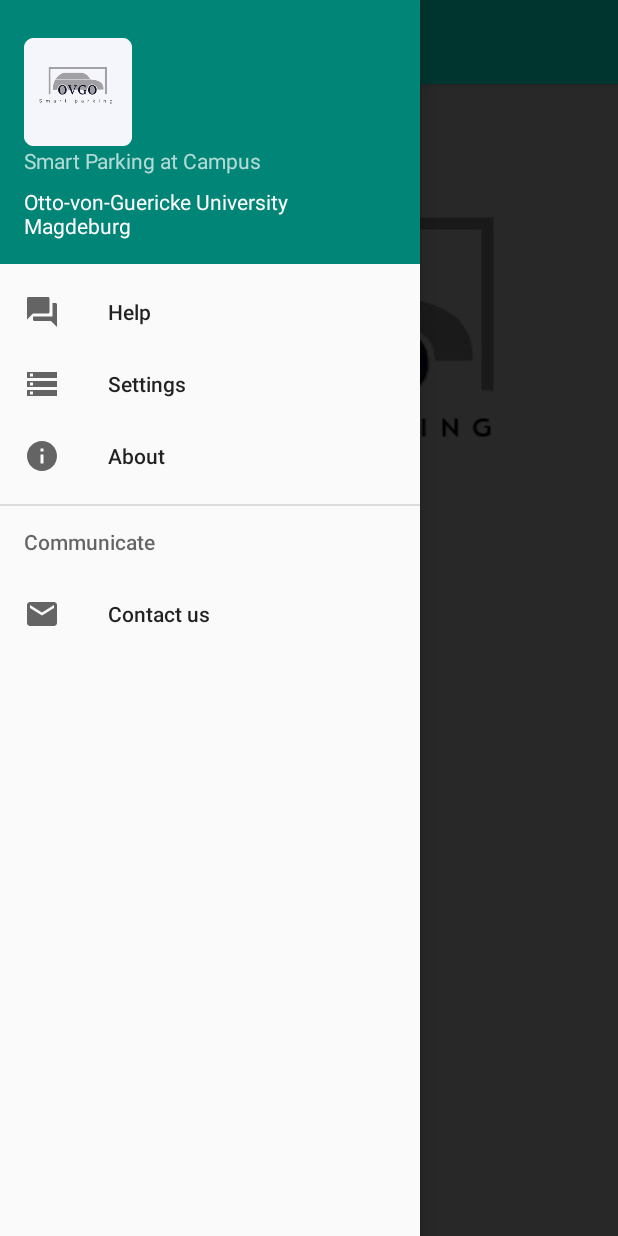
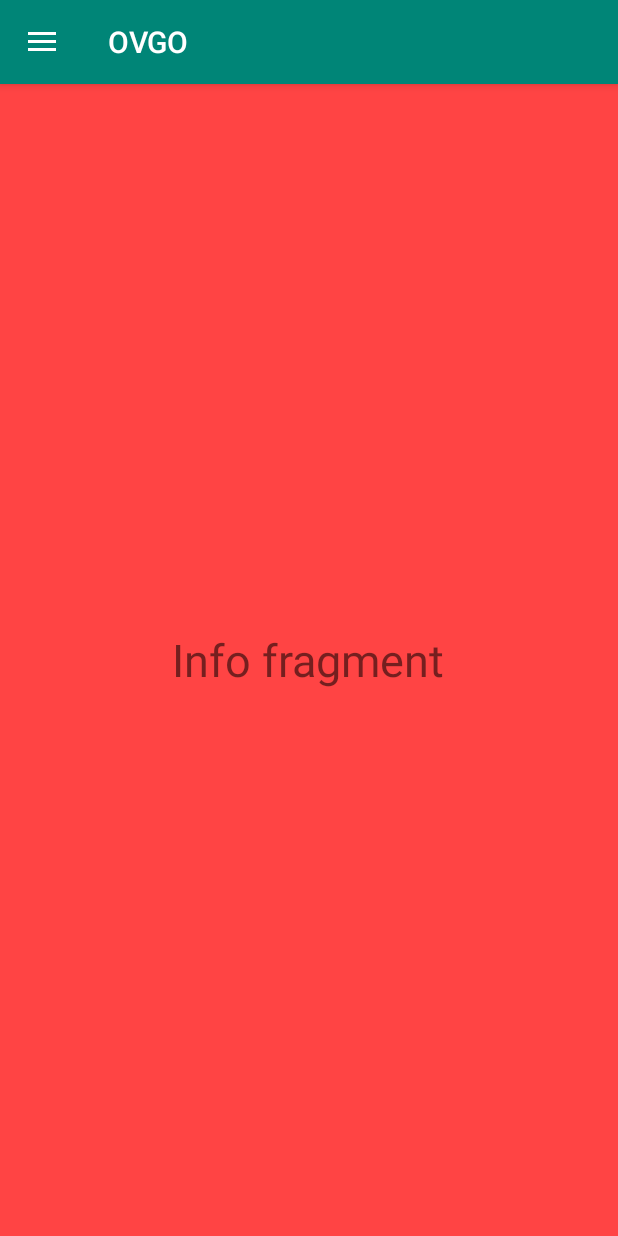
Before and after one commit to poorvimb/OVGOSmartParking, an Android app: the screen it shows after launch (MainActivity), in the side drawer, after a tap on "About", on a phone screen of 412 x 824 dp. Run offline under Robolectric (Android 15) with nearby library versions, the phone set to English and light mode, and no system bars.

Commit message:
Solved back pressed functionality of drawer

```diff
--- /dev/null
+++ b/app/src/main/java/com/example/parisa/ovgo/HelpFragment.java
@@ -0,0 +1,17 @@
+package com.example.parisa.ovgo;
+
+import android.os.Bundle;
+import android.view.LayoutInflater;
+import android.view.View;
+import android.view.ViewGroup;
+
+import androidx.annotation.Nullable;
+import androidx.fragment.app.Fragment;
+
+public class HelpFragment extends Fragment {
+    @Nullable
+    @Override
+    public View onCreateView(LayoutInflater inflater, @Nullable ViewGroup container, @Nullable Bundle savedInstanceState) {
+        return inflater.inflate(R.layout.fragment_help, container, false);
+    }
+}
--- /dev/null
+++ b/app/src/main/java/com/example/parisa/ovgo/InfoFragment.java
@@ -0,0 +1,17 @@
+package com.example.parisa.ovgo;
+
+import android.os.Bundle;
+import android.view.LayoutInflater;
+import android.view.View;
+import android.view.ViewGroup;
+
+import androidx.annotation.Nullable;
+import androidx.fragment.app.Fragment;
+
+public class InfoFragment extends Fragment {
+    @Nullable
+    @Override
+    public View onCreateView(LayoutInflater inflater, @Nullable ViewGroup container, @Nullable Bundle savedInstanceState) {
+        return inflater.inflate(R.layout.fragment_info, container, false);
+    }
+}
--- a/app/src/main/java/com/example/parisa/ovgo/MainActivity.java
+++ b/app/src/main/java/com/example/parisa/ovgo/MainActivity.java
@@ -1,5 +1,6 @@
 package com.example.parisa.ovgo;
 
+import androidx.annotation.NonNull;
 import androidx.appcompat.app.ActionBarDrawerToggle;
 import androidx.appcompat.app.AppCompatActivity;
 import androidx.appcompat.widget.Toolbar;
@@ -9,50 +10,44 @@ import androidx.drawerlayout.widget.DrawerLayout;
 import android.content.Intent;
 import android.os.Bundle;
 import android.os.Handler;
+import android.view.MenuItem;
 import android.view.View;
 import android.widget.Button;
+import android.widget.Toast;
+
+import com.google.android.material.navigation.NavigationView;
 
 /*
-Main activity consists of a single logo splash screen with a handler.
-It waits 3000 milli seconds and jump to the Maps activity.
+Main activity consists of a drawer with help, settings and info fragments
+and also a button which will start the Map activity.
  */
 
-public class MainActivity extends AppCompatActivity {
-    Button startButton;
+public class MainActivity extends AppCompatActivity implements NavigationView.OnNavigationItemSelectedListener {
     private DrawerLayout drawer;
 
-    //private static int SPLASH_TIME_OUT = 3000;
-
+    //On click method of the start button.
     public void goToMap(View view){
         Intent intent = new Intent(MainActivity.this, MapsActivity.class);
         startActivity(intent);
     }
+
     @Override
     protected void onCreate(Bundle savedInstanceState) {
         super.onCreate(savedInstanceState);
         setContentView(R.layout.activity_main);
 
-        startButton = findViewById(R.id.startButton);
-
-
         //configurations for drawer layout
         Toolbar toolbar = findViewById(R.id.toolbar);
         setSupportActionBar(toolbar);
         drawer = findViewById(R.id.drawer_layout);
+        NavigationView navigationView = findViewById(R.id.nav_view);
+        navigationView.setNavigationItemSelectedListener(this);
+
         ActionBarDrawerToggle toggle = new ActionBarDrawerToggle(this, drawer, toolbar,
                 R.string.navigation_drawer_open, R.string.navigation_drawer_close);
         drawer.addDrawerListener(toggle);
         toggle.syncState();
 
-
-        /*new Handler().postDelayed(new Runnable() {
-            @Override
-            public void run() {
-                Intent mapsIntent = new Intent(MainActivity.this, MapsActivity.class);
-                startActivity(mapsIntent);
-                finish();
-            }
-        }, SPLASH_TIME_OUT);*/
     }
 
     //Configurations for drawer layout when pressed again.
@@ -64,4 +59,29 @@ public class MainActivity extends AppCompatActivity {
             super.onBackPressed();
         }
     }
+
+    //This method controls the navigation of the drawer when they are clicked.
+    @Override
+    public boolean onNavigationItemSelected(@NonNull MenuItem item) {
+        switch (item.getItemId()) {
+            case R.id.nav_settings:
+                getSupportFragmentManager().beginTransaction().replace(R.id.fragment_container,
+                        new SettingsFragment()).addToBackStack(null).commit();
+                break;
+            case R.id.nav_help:
+                getSupportFragmentManager().beginTransaction().replace(R.id.fragment_container,
+                        new HelpFragment()).addToBackStack(null).commit();
+                break;
+            case R.id.nav_info:
+                getSupportFragmentManager().beginTransaction().replace(R.id.fragment_container,
+                        new InfoFragment()).addToBackStack(null).commit();
+                break;
+
+            case R.id.nav_email:
+                Toast.makeText(this, "Send", Toast.LENGTH_LONG).show();
+                break;
+        }
+        drawer.closeDrawer(GravityCompat.START);
+        return true;
+    }
 }
--- a/app/src/main/java/com/example/parisa/ovgo/MapsActivity.java
+++ b/app/src/main/java/com/example/parisa/ovgo/MapsActivity.java
@@ -34,8 +34,7 @@ import com.google.android.gms.maps.model.MarkerOptions;
 import org.jetbrains.annotations.NotNull;
 
 import java.text.DecimalFormat;
-import java.util.List;
-import java.util.Locale;
+
 
 public class MapsActivity extends FragmentActivity implements OnMapReadyCallback, GoogleMap.OnMarkerClickListener {
 
@@ -47,7 +46,7 @@ public class MapsActivity extends FragmentActivity implements OnMapReadyCallback
     LocationManager locationManager;
     LocationListener locationListener;
     LatLng currentLocation;
-    String address = "";
+
 
 
     @Override
--- /dev/null
+++ b/app/src/main/java/com/example/parisa/ovgo/SettingsFragment.java
@@ -0,0 +1,17 @@
+package com.example.parisa.ovgo;
+
+import android.os.Bundle;
+import android.view.LayoutInflater;
+import android.view.View;
+import android.view.ViewGroup;
+
+import androidx.annotation.Nullable;
+import androidx.fragment.app.Fragment;
+
+public class SettingsFragment extends Fragment {
+    @Nullable
+    @Override
+    public View onCreateView(LayoutInflater inflater, @Nullable ViewGroup container, @Nullable Bundle savedInstanceState) {
+        return inflater.inflate(R.layout.fragment_settings, container, false);
+    }
+}
```
